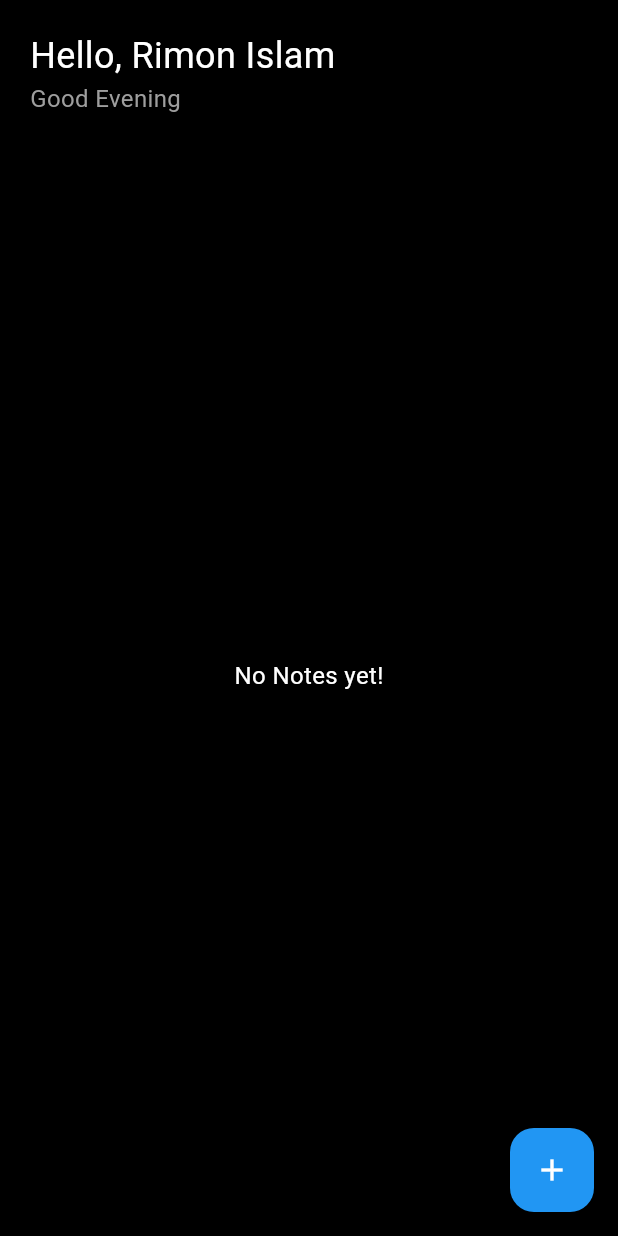
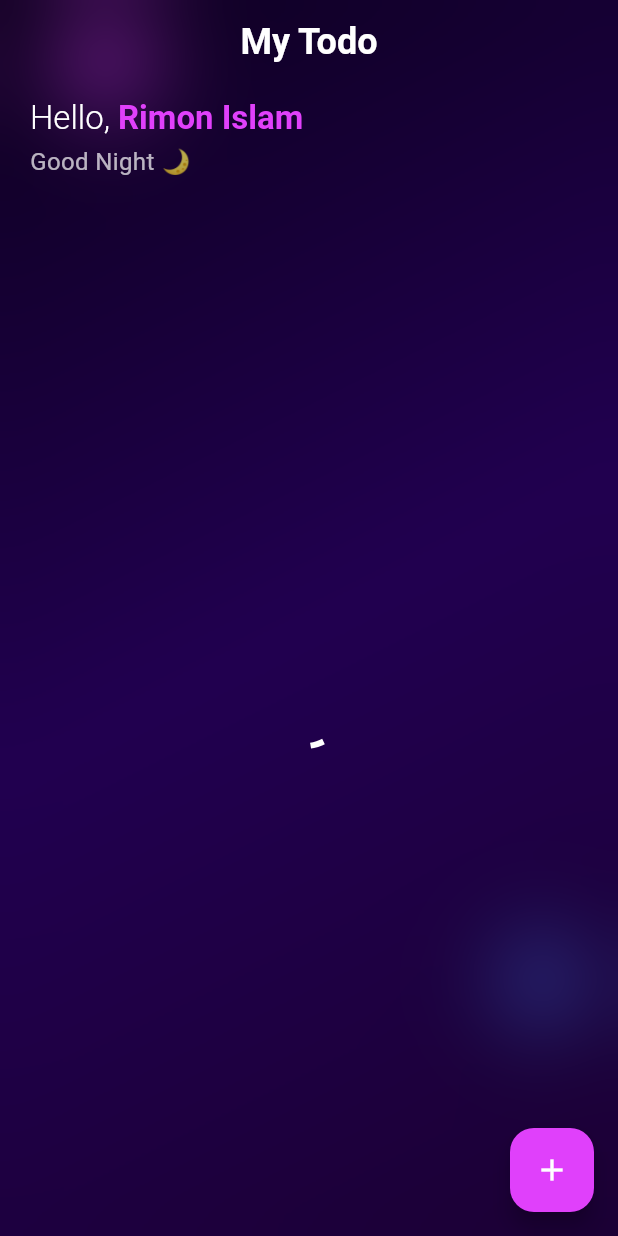
Before and after one commit to nazmul8451/SQLite-CRUD-APP, a Flutter app: the screen it shows after launch, on a phone screen of 412 x 824 dp. Run offline on Flutter 3.47's test engine with Material 3 defaults, Android fonts, the light colour scheme and no system bars; our stand-ins replace sqflite; accounts and stored records are empty.

Commit message:
add some effect and some changes

```diff
--- a/lib/main.dart
+++ b/lib/main.dart
@@ -12,6 +12,11 @@ class MyApp extends StatelessWidget {
   @override
   Widget build(BuildContext context) {
     return MaterialApp(
+      theme: ThemeData(
+        checkboxTheme:CheckboxThemeData(
+          shape: const CircleBorder(), // ✅ Circle shape
+      side: const BorderSide(color: Colors.purpleAccent),)
+      ),
       debugShowCheckedModeBanner: false,
       home: HomeScreen(),
     );
--- a/lib/presentation/Screens/home_screen.dart
+++ b/lib/presentation/Screens/home_screen.dart
@@ -1,3 +1,4 @@
+import 'dart:ui';
 import 'package:flutter/material.dart';
 import 'package:sqlite_crud_project/data/database_helper.dart';
 
@@ -45,24 +46,40 @@ class _HomeScreenState extends State<HomeScreen> {
       context: context,
       builder: (context) {
         return AlertDialog(
-          title: const Text('Add Task'),
+          backgroundColor: const Color(0xFF1C002E),
+          title: const Text(
+            'Add Task',
+            style: TextStyle(color: Colors.white),
+          ),
           content: Column(
             mainAxisSize: MainAxisSize.min,
             children: [
               TextField(
                 controller: titleController,
-                decoration: const InputDecoration(
+                style: const TextStyle(color: Colors.white),
+                decoration: InputDecoration(
                   labelText: 'Title',
-                  border: OutlineInputBorder(),
+                  labelStyle: const TextStyle(color: Colors.white70),
+                  filled: true,
+                  fillColor: Colors.white.withOpacity(0.1),
+                  border: OutlineInputBorder(
+                    borderRadius: BorderRadius.circular(10),
+                  ),
                 ),
               ),
               const SizedBox(height: 10),
               TextField(
                 controller: desController,
                 maxLines: 4,
-                decoration: const InputDecoration(
+                style: const TextStyle(color: Colors.white),
+                decoration: InputDecoration(
                   labelText: 'Description',
-                  border: OutlineInputBorder(),
+                  labelStyle: const TextStyle(color: Colors.white70),
+                  filled: true,
+                  fillColor: Colors.white.withOpacity(0.1),
+                  border: OutlineInputBorder(
+                    borderRadius: BorderRadius.circular(10),
+                  ),
                 ),
               ),
             ],
@@ -70,14 +87,17 @@ class _HomeScreenState extends State<HomeScreen> {
           actions: [
             TextButton(
               onPressed: () => Navigator.pop(context),
-              child: const Text('Cancel'),
+              child: const Text('Cancel', style: TextStyle(color: Colors.red)),
             ),
             ElevatedButton(
+              style: ElevatedButton.styleFrom(
+                backgroundColor: Colors.purpleAccent,
+              ),
               onPressed: () async {
                 await addTask();
                 Navigator.pop(context);
               },
-              child: const Text('Add'),
+              child:  Text('Add',style: TextStyle(color: Colors.black),),
             ),
           ],
         );
@@ -88,47 +108,152 @@ class _HomeScreenState extends State<HomeScreen> {
   @override
   Widget build(BuildContext context) {
     return Scaffold(
-      backgroundColor: Colors.black,
+      backgroundColor: Colors.transparent,
+      extendBodyBehindAppBar: true,
+      appBar: AppBar(
+        backgroundColor: Colors.transparent,
+        elevation: 0,
+        title: const Center(
+          child: Text(
+            'My Todo',
+            style: TextStyle(
+              fontSize: 24,
+              color: Colors.white,
+              fontWeight: FontWeight.w600,
+            ),
+          ),
+        ),
+      ),
       floatingActionButton: FloatingActionButton(
-        backgroundColor: Colors.blue,
+        backgroundColor: Colors.purpleAccent,
         onPressed: showAddDialog,
         child: const Icon(Icons.add, color: Colors.white),
       ),
-      body: Padding(
-        padding: const EdgeInsets.all(20),
+      body: Stack(
+        children: [
+          // Background Gradient
+          Container(
+            decoration: const BoxDecoration(
+              gradient: LinearGradient(
+                begin: Alignment.topLeft,
+                end: Alignment.bottomRight,
+                colors: [
+                  Color(0xFF0D001F),
+                  Color(0xFF210050),
+                  Color(0xFF1B0034),
+                ],
+              ),
+            ),
+          ),
+
+          // 💜 Glow Circles
+          Positioned(
+            top: -60,
+            left: -30,
+            child: Container(
+              height: 200,
+              width: 200,
+              decoration: BoxDecoration(
+                shape: BoxShape.circle,
+                gradient: RadialGradient(
+                  colors: [
+                    Colors.purpleAccent.withOpacity(0.4),
+                    Colors.transparent,
+                  ],
+                ),
+              ),
+            ),
+          ),
+          Positioned(
+            bottom: 80,
+            right: -40,
+            child: Container(
+              height: 180,
+              width: 180,
+              decoration: BoxDecoration(
+                shape: BoxShape.circle,
+                gradient: RadialGradient(
+                  colors: [
+                    Colors.blueAccent.withOpacity(0.3),
+                    Colors.transparent,
+                  ],
+                ),
+              ),
+            ),
+          ),
+
+          //Optional blur overlay for smoothness
+          BackdropFilter(
+            filter: ImageFilter.blur(sigmaX: 20, sigmaY: 20),
+            child: Container(color: Colors.transparent),
+          ),
+
+          // Main content
+          SafeArea(
             child: Column(
               crossAxisAlignment: CrossAxisAlignment.start,
               children: [
-            const Text(
-              'Hello, Rimon Islam',
-              style: TextStyle(color: Colors.white, fontSize: 24),
+                Padding(
+                  padding:
+                  const EdgeInsets.only(left: 20, right: 20, top: 10),
+                  child: Column(
+                    crossAxisAlignment: CrossAxisAlignment.start,
+                    children:  [
+                      RichText(
+                        text: TextSpan(
+                          text: 'Hello, ',
+                          style: TextStyle(
+                            fontSize: 22,
+                            color: Colors.white,
+                            fontWeight: FontWeight.w300,
                           ),
-            const Text(
-              'Good Evening',
-              style: TextStyle(color: Colors.grey, fontSize: 16),
+                          children: [
+                            TextSpan(
+                              text: 'Rimon Islam',
+                              style: TextStyle(
+                                fontSize: 22,
+                                fontWeight: FontWeight.w700,
+                                color: Colors.purpleAccent,
                               ),
-            const SizedBox(height: 20),
+                            ),
+                          ],
+                        ),
+                      ),
+                      SizedBox(height: 4),
+                      Text(
+                        'Good Night 🌙',
+                        style: TextStyle(color: Colors.white70, fontSize: 16),
+                      ),
+                    ],
+                  ),
+                ),
+                const SizedBox(height: 15),
                 Expanded(
                   child: tasks.isEmpty
                       ? const Center(
-                child: Text(
-                  'No Notes yet!',
-                  style: TextStyle(color: Colors.white, fontSize: 16),
-                ),
+                    child:
+                    CircularProgressIndicator(color: Colors.white),
                   )
                       : ListView.builder(
                     itemCount: tasks.length,
                     itemBuilder: (context, index) {
                       final task = tasks[index];
                       bool isCompleted = task['isComplete'] == 1;
-                  return Card(
-                    color: Colors.black12,
-                    shape: RoundedRectangleBorder(
-                      borderRadius: BorderRadius.circular(12),
-                      side: const BorderSide(color: Colors.grey),
+
+                      return Padding(
+                        padding: const EdgeInsets.symmetric(
+                            horizontal: 15, vertical: 6),
+                        child: Container(
+                          decoration: BoxDecoration(
+                            color: Colors.white.withOpacity(0.05),
+                            borderRadius: BorderRadius.circular(15),
+                            border: Border.all(
+                              color: Colors.white12,
+                            ),
                           ),
                           child: ListTile(
                             leading: Checkbox(
+                              activeColor: Colors.purpleAccent,
                               value: isCompleted,
                               onChanged: (value) async {
                                 await DB_Helper.updateTaskStatus(
@@ -142,6 +267,7 @@ class _HomeScreenState extends State<HomeScreen> {
                               task['title'],
                               style: TextStyle(
                                 color: Colors.white,
+                                fontWeight: FontWeight.w600,
                                 decoration: isCompleted
                                     ? TextDecoration.lineThrough
                                     : TextDecoration.none,
@@ -149,14 +275,19 @@ class _HomeScreenState extends State<HomeScreen> {
                             ),
                             subtitle: Text(
                               task['description'],
-                        style: const TextStyle(color: Colors.grey),
+                              style:
+                              const TextStyle(color: Colors.white70),
                             ),
                             trailing: IconButton(
-                        icon: const Icon(Icons.delete, color: Colors.red),
+                              icon: const Icon(
+                                Icons.delete_outline,
+                                color: Colors.redAccent,
+                              ),
                               onPressed: () async {
                                 await DB_Helper.deleteTask(task['id']);
                                 loadTask();
                               },
+                            ),
                           ),
                         ),
                       );
@@ -166,6 +297,8 @@ class _HomeScreenState extends State<HomeScreen> {
               ],
             ),
           ),
+        ],
+      ),
     );
   }
 }
```
Also changed, not shown: lib/data/database_helper.dart (+6 -5 lines). Lines whose indentation alone changed are shown as unchanged.
